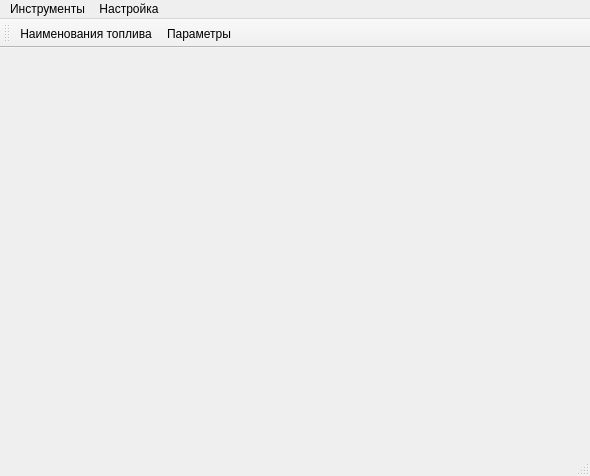
Before: the Qt Designer form mainwindow.ui in rust3128/iMposOld, drawn with Qt 5.
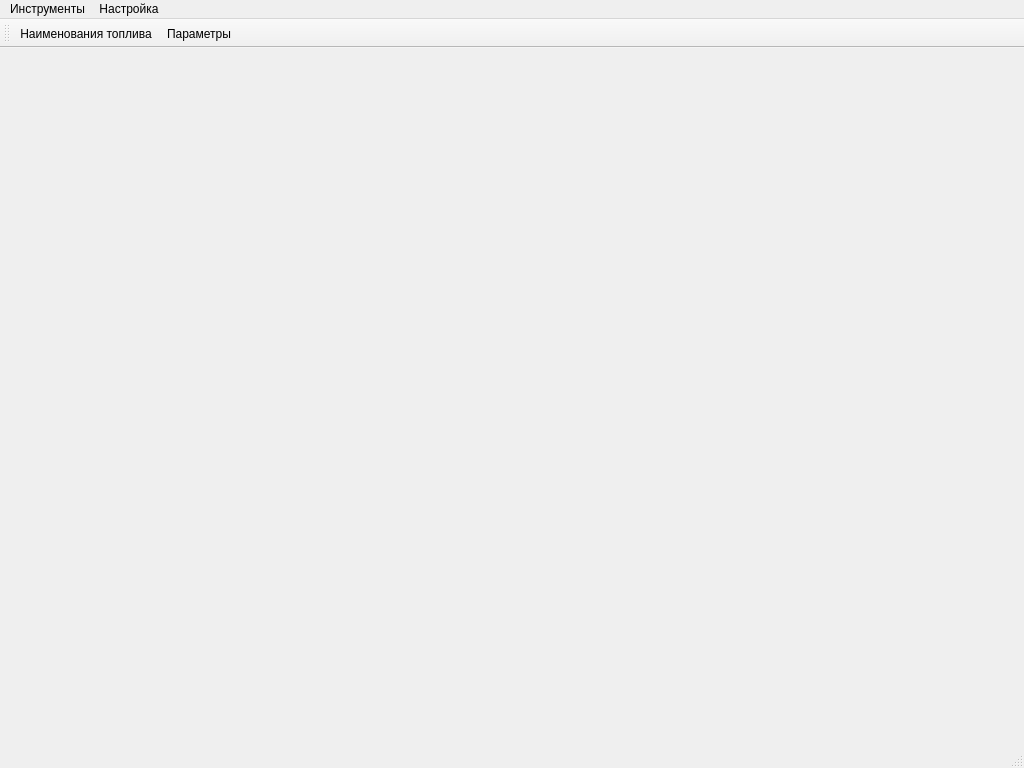
After: the same form once the commit is applied. Icons and pictures are not drawn.

Patch:
```diff
--- a/mainwindow.ui
+++ b/mainwindow.ui
@@ -6,8 +6,8 @@
    <rect>
     <x>0</x>
     <y>0</y>
-    <width>590</width>
-    <height>476</height>
+    <width>1024</width>
+    <height>768</height>
    </rect>
   </property>
   <property name="windowTitle">
@@ -19,7 +19,7 @@
     <rect>
      <x>0</x>
      <y>0</y>
-     <width>590</width>
+     <width>1024</width>
      <height>23</height>
     </rect>
    </property>
```
